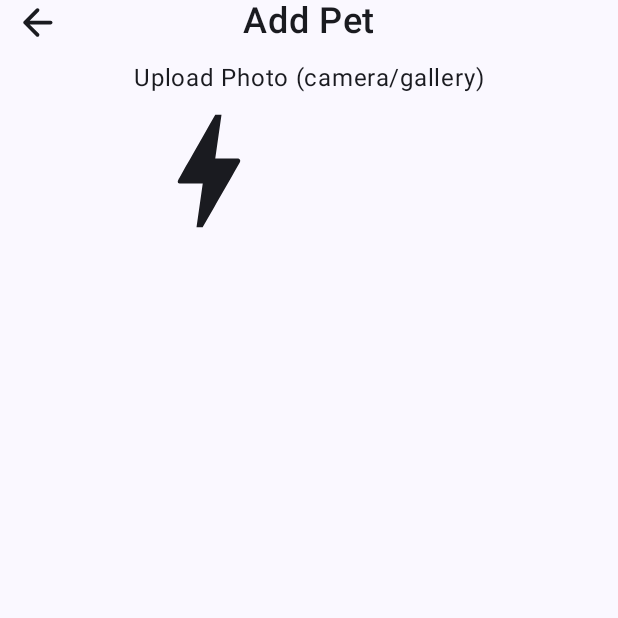
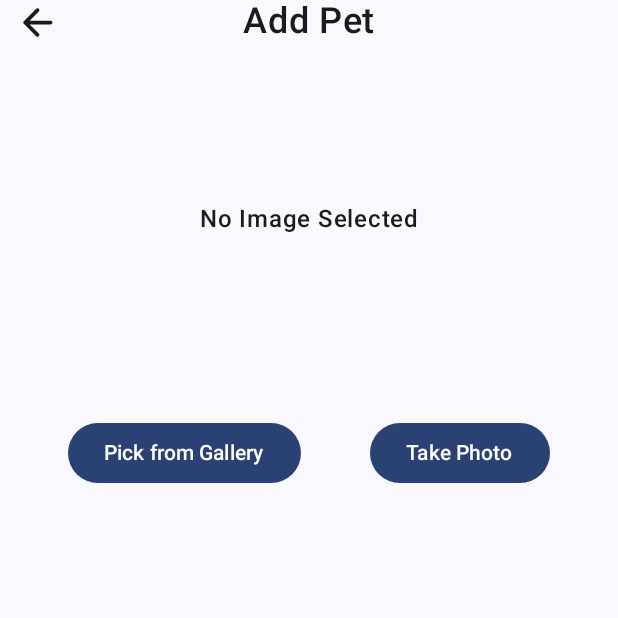
Before and after one commit to Sayedmunna544/Application, an Android app built with Jetpack Compose: the CreateScreen screen opened through its navigation route, on a phone screen of 412 x 824 dp, the top half of it. Run offline under Robolectric (Android 15) with nearby library versions, the phone set to English and light mode, and no system bars; our stand-ins replace Dagger/Hilt's generated code, Firebase (no records; nobody signed in at launch, a user with empty details on screens opened directly).

Commit message:
Permission handler with image click and store in application’s private space

```diff
--- a/app/src/main/java/uk/ac/tees/mad/petcaretracker/Screen/CreateScreen.kt
+++ b/app/src/main/java/uk/ac/tees/mad/petcaretracker/Screen/CreateScreen.kt
@@ -1,5 +1,11 @@
 package uk.ac.tees.mad.petcaretracker.Screen
 
+import android.graphics.Bitmap
+import android.graphics.BitmapFactory
+import android.net.Uri
+import androidx.activity.compose.rememberLauncherForActivityResult
+import androidx.activity.result.contract.ActivityResultContracts
+import androidx.compose.foundation.Image
 import androidx.compose.foundation.clickable
 import androidx.compose.foundation.layout.Arrangement
 import androidx.compose.foundation.layout.Box
@@ -7,27 +13,57 @@ import androidx.compose.foundation.layout.Column
 import androidx.compose.foundation.layout.Row
 import androidx.compose.foundation.layout.fillMaxSize
 import androidx.compose.foundation.layout.fillMaxWidth
-import androidx.compose.foundation.layout.offset
 import androidx.compose.foundation.layout.padding
 import androidx.compose.foundation.layout.size
 import androidx.compose.foundation.layout.systemBarsPadding
 import androidx.compose.material.icons.Icons
-import androidx.compose.material.icons.filled.Bolt
 import androidx.compose.material.icons.rounded.ArrowBack
+import androidx.compose.material3.Button
 import androidx.compose.material3.Icon
 import androidx.compose.material3.Text
 import androidx.compose.runtime.Composable
+import androidx.compose.runtime.mutableStateOf
+import androidx.compose.runtime.remember
 import androidx.compose.ui.Alignment
 import androidx.compose.ui.Modifier
+import androidx.compose.ui.graphics.asImageBitmap
+import androidx.compose.ui.platform.LocalContext
 import androidx.compose.ui.text.font.FontWeight
-import androidx.compose.ui.text.style.TextDecoration
 import androidx.compose.ui.unit.dp
 import androidx.compose.ui.unit.sp
 import androidx.navigation.NavHostController
 import uk.ac.tees.mad.petcaretracker.MainViewModel
+import java.io.InputStream
 
 @Composable
 fun CreateScreen(navController: NavHostController, viewModel: MainViewModel) {
+    val imageBitmap = remember { mutableStateOf<Bitmap?>(null) }
+    val context = LocalContext.current
+
+    // Launcher for picking an image from the gallery
+    val imagePickerLauncher = rememberLauncherForActivityResult(
+        contract = ActivityResultContracts.GetContent()
+    ) { uri: Uri? ->
+        uri?.let {
+            try {
+                val inputStream: InputStream? = context.contentResolver.openInputStream(it)
+                imageBitmap.value = BitmapFactory.decodeStream(inputStream)
+                inputStream?.close()
+            } catch (e: Exception) {
+                e.printStackTrace()
+            }
+        }
+    }
+
+    // Launcher for taking a picture with the camera
+    val cameraLauncher = rememberLauncherForActivityResult(
+        contract = ActivityResultContracts.TakePicturePreview()
+    ) { bitmap: Bitmap? ->
+        bitmap?.let {
+            imageBitmap.value = bitmap
+        }
+    }
+
     Column(modifier = Modifier.fillMaxSize()) {
         Box(modifier = Modifier.fillMaxWidth().systemBarsPadding().padding(horizontal = 10.dp)) {
             Icon(Icons.Rounded.ArrowBack,contentDescription = null, modifier = Modifier.size(30.dp).clickable{
@@ -38,16 +74,39 @@ fun CreateScreen(navController: NavHostController, viewModel: MainViewModel) {
             }
         }
         Row(modifier = Modifier.fillMaxWidth(), horizontalArrangement = Arrangement.Center) {
-            Box(modifier = Modifier.padding(10.dp)) {
-                Column {
-                    Text("Upload Photo (camera/gallery)")
-                    Icon(
-                        Icons.Default.Bolt,
-                        contentDescription = null,
-                        modifier = Modifier.size(100.dp)
+            Box(
+                modifier = Modifier
+                    .padding(16.dp)
+                    .size(200.dp),
+                contentAlignment = Alignment.Center
+            ) {
+                if (imageBitmap.value != null) {
+                    Image(
+                        bitmap = imageBitmap.value!!.asImageBitmap(),
+                        contentDescription = "Selected pet image",
+                        modifier = Modifier.fillMaxSize()
+                    )
+                } else {
+                    Text(
+                        text = "No Image Selected",
+                        fontSize = 16.sp,
+                        fontWeight = FontWeight.Medium
                     )
                 }
             }
         }
+        Row(
+            modifier = Modifier
+                .fillMaxWidth()
+                .padding(vertical = 16.dp),
+            horizontalArrangement = Arrangement.SpaceEvenly
+        ) {
+            Button(onClick = { imagePickerLauncher.launch("image/*") }) {
+                Text("Pick from Gallery")
+            }
+            Button(onClick = { cameraLauncher.launch(null) }) {
+                Text("Take Photo")
+            }
+        }
     }
 }
--- a/app/src/main/java/uk/ac/tees/mad/petcaretracker/Screen/HomeScreen.kt
+++ b/app/src/main/java/uk/ac/tees/mad/petcaretracker/Screen/HomeScreen.kt
@@ -1,5 +1,10 @@
 package uk.ac.tees.mad.petcaretracker.Screen
 
+import android.Manifest
+import android.content.pm.PackageManager
+import android.os.Build
+import androidx.activity.compose.rememberLauncherForActivityResult
+import androidx.activity.result.contract.ActivityResultContracts
 import androidx.compose.foundation.Image
 import androidx.compose.foundation.background
 import androidx.compose.foundation.layout.Column
@@ -15,6 +20,11 @@ import androidx.compose.material3.Icon
 import androidx.compose.material3.Scaffold
 import androidx.compose.material3.Text
 import androidx.compose.runtime.Composable
+import androidx.compose.runtime.LaunchedEffect
+import androidx.compose.runtime.getValue
+import androidx.compose.runtime.mutableStateOf
+import androidx.compose.runtime.remember
+import androidx.compose.runtime.setValue
 import androidx.compose.ui.Modifier
 import androidx.compose.ui.draw.blur
 import androidx.compose.ui.draw.clipToBounds
@@ -22,10 +32,12 @@ import androidx.compose.ui.draw.shadow
 import androidx.compose.ui.graphics.Color
 import androidx.compose.ui.graphics.RectangleShape
 import androidx.compose.ui.layout.ContentScale
+import androidx.compose.ui.platform.LocalContext
 import androidx.compose.ui.res.painterResource
 import androidx.compose.ui.text.font.FontWeight
 import androidx.compose.ui.unit.dp
 import androidx.compose.ui.unit.sp
+import androidx.core.content.ContextCompat
 import androidx.navigation.NavHostController
 import uk.ac.tees.mad.petcaretracker.MainViewModel
 import uk.ac.tees.mad.petcaretracker.PetNavigation
@@ -33,6 +45,82 @@ import uk.ac.tees.mad.petcaretracker.R
 
 @Composable
 fun HomeScreen(navController: NavHostController, viewModel: MainViewModel) {
+    val context = LocalContext.current
+    var cameraPermissionGranted by remember { mutableStateOf(false) }
+    var storagePermissionGranted by remember { mutableStateOf(false) }
+    var notificationPermissionGranted by remember { mutableStateOf(false) }
+
+    val cameraPermissionLauncher = rememberLauncherForActivityResult(
+        contract = ActivityResultContracts.RequestPermission(),
+        onResult = { isGranted ->
+            cameraPermissionGranted = isGranted
+        }
+    )
+
+    val storagePermissionLauncher = rememberLauncherForActivityResult(
+        contract = ActivityResultContracts.RequestMultiplePermissions()
+    ) { permissions ->
+        storagePermissionGranted = if (Build.VERSION.SDK_INT >= Build.VERSION_CODES.TIRAMISU) {
+            permissions[Manifest.permission.READ_MEDIA_IMAGES] == true
+        } else {
+            permissions[Manifest.permission.READ_EXTERNAL_STORAGE] == true &&
+                    permissions[Manifest.permission.WRITE_EXTERNAL_STORAGE] == true
+        }
+    }
+
+    val notificationPermissionLauncher = rememberLauncherForActivityResult(
+        contract = ActivityResultContracts.RequestPermission()
+    ) { isGranted ->
+        notificationPermissionGranted = isGranted
+    }
+
+    fun checkPermissions() {
+        cameraPermissionGranted = ContextCompat.checkSelfPermission(
+            context, Manifest.permission.CAMERA
+        ) == PackageManager.PERMISSION_GRANTED
+
+        storagePermissionGranted = if (Build.VERSION.SDK_INT >= Build.VERSION_CODES.TIRAMISU) {
+            ContextCompat.checkSelfPermission(
+                context, Manifest.permission.READ_MEDIA_IMAGES
+            ) == PackageManager.PERMISSION_GRANTED
+        } else {
+            ContextCompat.checkSelfPermission(
+                context, Manifest.permission.READ_EXTERNAL_STORAGE
+            ) == PackageManager.PERMISSION_GRANTED &&
+                    ContextCompat.checkSelfPermission(
+                        context, Manifest.permission.WRITE_EXTERNAL_STORAGE
+                    ) == PackageManager.PERMISSION_GRANTED
+        }
+
+        notificationPermissionGranted = ContextCompat.checkSelfPermission(
+            context, Manifest.permission.ACCESS_NOTIFICATION_POLICY
+        ) == PackageManager.PERMISSION_GRANTED
+    }
+
+    fun requestPermissions() {
+        cameraPermissionLauncher.launch(Manifest.permission.CAMERA)
+
+        if (Build.VERSION.SDK_INT >= Build.VERSION_CODES.TIRAMISU) {
+            storagePermissionLauncher.launch(arrayOf(Manifest.permission.READ_MEDIA_IMAGES))
+        } else {
+            storagePermissionLauncher.launch(
+                arrayOf(
+                    Manifest.permission.READ_EXTERNAL_STORAGE,
+                    Manifest.permission.WRITE_EXTERNAL_STORAGE
+                )
+            )
+        }
+
+        notificationPermissionLauncher.launch(Manifest.permission.ACCESS_NOTIFICATION_POLICY)
+    }
+
+    LaunchedEffect(Unit) {
+        checkPermissions()
+        if (!cameraPermissionGranted || !storagePermissionGranted || !notificationPermissionGranted) {
+            requestPermissions()
+        }
+    }
+
     Scaffold(modifier = Modifier.fillMaxSize(),
         floatingActionButton = {
             FloatingActionButton(onClick = {
@@ -64,6 +152,10 @@ fun HomeScreen(navController: NavHostController, viewModel: MainViewModel) {
                     .clipToBounds() // Clip content to prevent shadow from appearing inside
             ) {
                 Text("PetCare Tracker", fontSize = 24.sp, fontWeight = FontWeight.SemiBold, modifier = Modifier.padding(12.dp))
+                Text("${ notificationPermissionGranted}")
+                Text("${ cameraPermissionGranted}")
+                Text("${ storagePermissionGranted}")
+
             }
         }
     }
```
Also changed, not shown: app/src/main/AndroidManifest.xml (+8 -0 lines).
